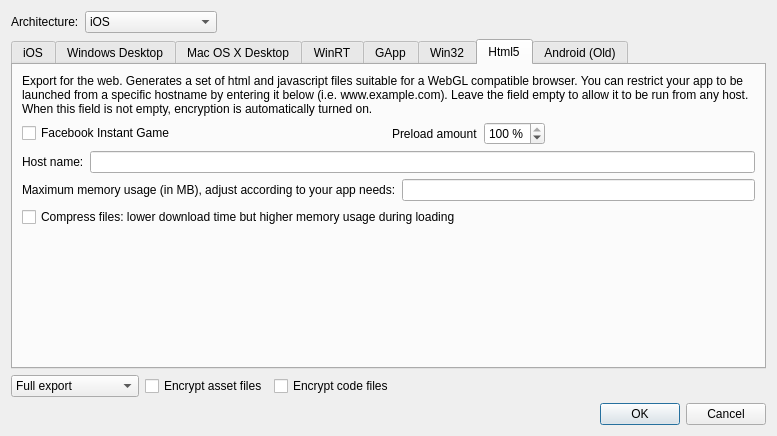
The window that ui/exportprojectdialog.ui (gideros/gideros) describes before a commit, drawn with Qt 5.
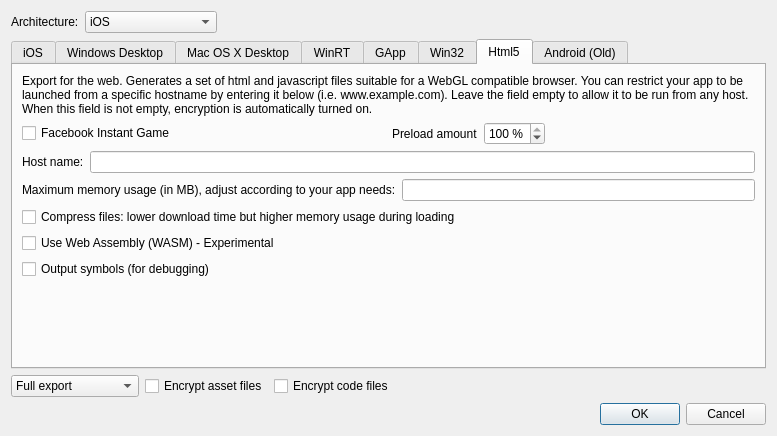
The same window after the commit. The open tabs and pages were chosen to show the change.

Commit message: [html5] Experimental wasm, compress plugins [iab] Reissue failed consumes [studio] Change XML tag for FS-backed files

What changed in the file:
```diff
--- a/ui/exportprojectdialog.ui
+++ b/ui/exportprojectdialog.ui
@@ -573,6 +573,20 @@
          </property>
         </widget>
        </item>
+       <item>
+        <widget class="QCheckBox" name="html5_wasm">
+         <property name="text">
+          <string>Use Web Assembly (WASM) - Experimental</string>
+         </property>
+        </widget>
+       </item>
+       <item>
+        <widget class="QCheckBox" name="html5_symbols">
+         <property name="text">
+          <string>Output symbols (for debugging)</string>
+         </property>
+        </widget>
+       </item>
        <item>
         <spacer name="verticalSpacer_3">
          <property name="orientation">
```
Left out of the diff: 2 changed lines with no effect on the pictures. The commit also changes 29 other files.
